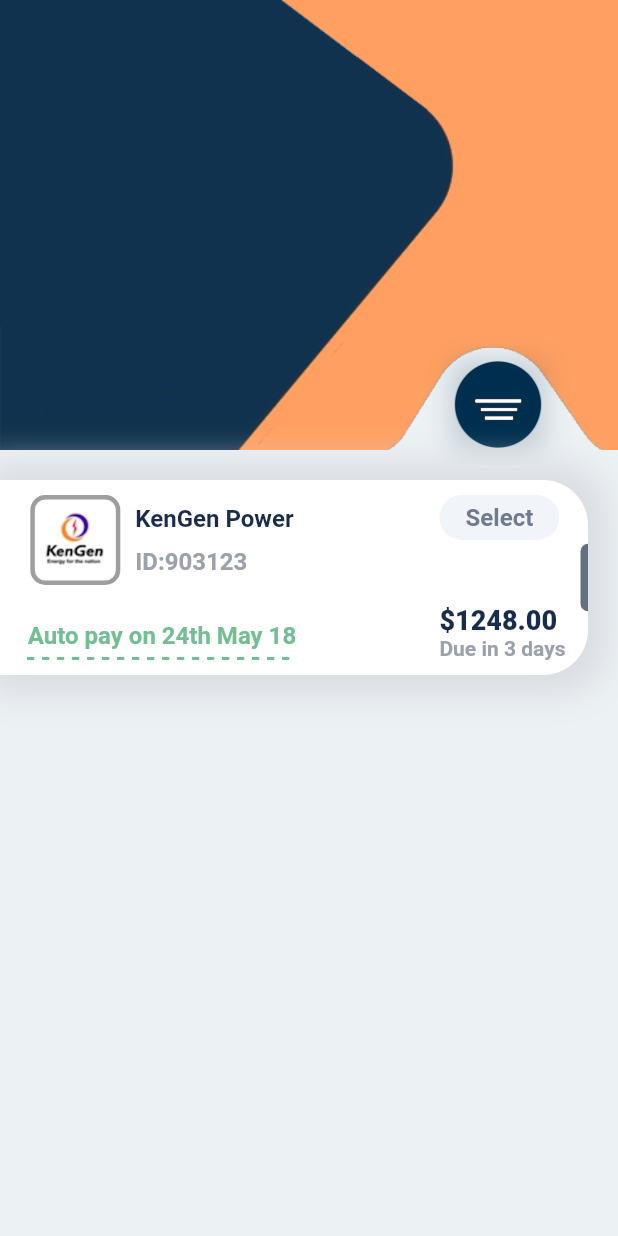
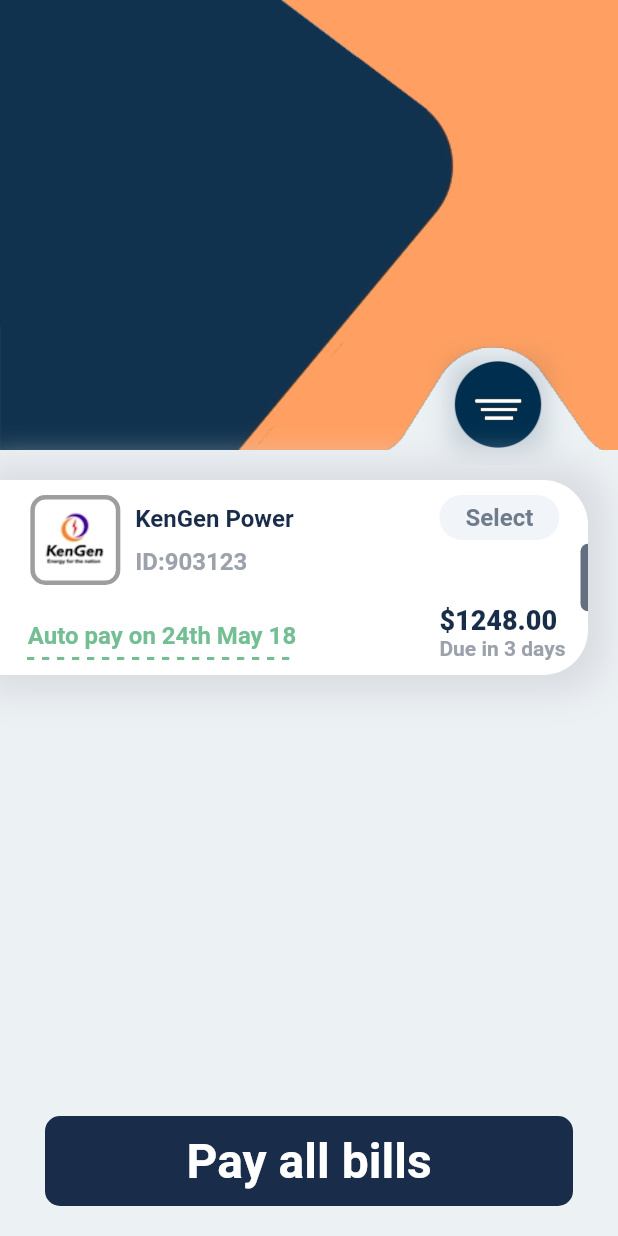
Before and after one commit to akromiafif/flutter_payment_app, a Flutter app: the screen it shows after launch, on a phone screen of 412 x 824 dp. Run offline on Flutter 3.47's test engine with Material 2 defaults, Android fonts, the phone set to English and light mode, and no system bars.

Commit message:
add custom button

```diff
--- a/lib/pages/home_page.dart
+++ b/lib/pages/home_page.dart
@@ -1,5 +1,6 @@
 import 'package:flutter/material.dart';
 import 'package:flutter_payment_app/component/colors.dart';
+import 'package:flutter_payment_app/widgets/large_buttons.dart';
 import 'package:flutter_payment_app/widgets/text_size.dart';
 
 class HomePage extends StatefulWidget {
@@ -19,7 +20,20 @@ class _HomePageState extends State<HomePage> {
       backgroundColor: AppColor.backGroundColor,
       body: Container(
         height: height,
-        child: Stack(children: [_headSection(), _listBills()]),
+        child: Stack(
+          children: [_headSection(), _listBills(), _payButton()],
+        ),
+      ),
+    );
+  }
+
+  _payButton() {
+    return Positioned(
+      bottom: 20,
+      child: AppLargeButton(
+        text: "Pay all bills",
+        textColor: Colors.white,
+        backgroundColor: AppColor.mainColor,
       ),
     );
   }
@@ -39,6 +53,32 @@ class _HomePageState extends State<HomePage> {
     return Positioned(
       bottom: 10,
       right: 50,
+      child: GestureDetector(
+        onTap: () {
+          showModalBottomSheet<dynamic>(
+            context: context,
+            isScrollControlled: true,
+            barrierColor: Colors.transparent,
+            backgroundColor: Colors.transparent,
+            builder: (BuildContext bc) {
+              return Container(
+                height: MediaQuery.of(context).size.height - 240,
+                child: Stack(
+                  children: [
+                    Positioned(
+                      bottom: 0,
+                      child: Container(
+                        color: Color(0xFFEEF1F4).withOpacity(0.7),
+                        width: MediaQuery.of(context).size.width,
+                        height: MediaQuery.of(context).size.height - 300,
+                      ),
+                    ),
+                  ],
+                ),
+              );
+            },
+          );
+        },
         child: Container(
           height: 60,
           width: 60,
@@ -53,6 +93,7 @@ class _HomePageState extends State<HomePage> {
                 color: Color(0xFF11324d).withOpacity(0.2),
               ),
             ],
+          ),
         ),
       ),
     );
--- /dev/null
+++ b/lib/widgets/large_buttons.dart
@@ -0,0 +1,49 @@
+import 'package:flutter/material.dart';
+import 'package:flutter_payment_app/component/colors.dart';
+
+class AppLargeButton extends StatelessWidget {
+  final String text;
+  final Color? backgroundColor;
+  final Color? textColor;
+  final Function()? onTap;
+  final bool? isBorder;
+
+  const AppLargeButton(
+      {Key? key,
+      this.backgroundColor,
+      this.textColor,
+      this.onTap,
+      this.isBorder: false,
+      required this.text})
+      : super(key: key);
+
+  @override
+  Widget build(BuildContext context) {
+    return GestureDetector(
+      onTap: onTap,
+      child: Container(
+        margin: EdgeInsets.only(left: 30, right: 30),
+        height: 60,
+        width: MediaQuery.of(context).size.width - 60,
+        decoration: BoxDecoration(
+          color: backgroundColor,
+          borderRadius: BorderRadius.circular(10),
+          border: Border.all(
+            width: 2,
+            color: AppColor.mainColor,
+          ),
+        ),
+        child: Center(
+          child: Text(
+            text,
+            style: TextStyle(
+              fontSize: 32,
+              color: textColor,
+              fontWeight: FontWeight.bold,
+            ),
+          ),
+        ),
+      ),
+    );
+  }
+}
```
Lines whose indentation alone changed are shown as unchanged.
